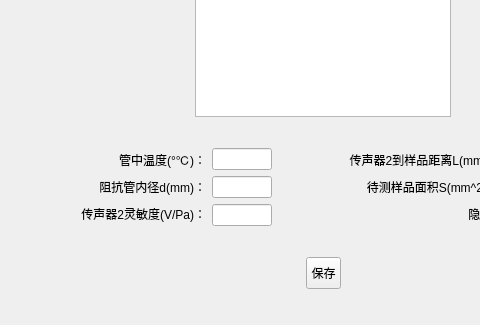
This is resources/ui/imp_tube_params_setting.ui in szdongyuan/TwoMicImpedanceTube as Qt 5 draws it before an edit; both pictures show x 0 to 480 and y 111 to 436 of the 646 by 436 pixel window. The edited form follows.
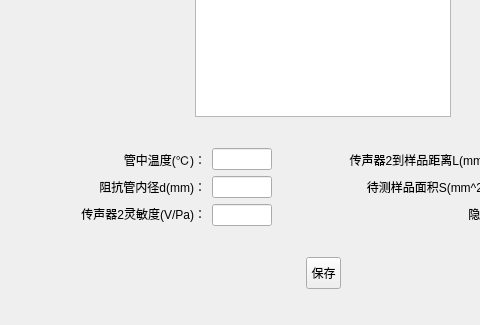
This is the edited form.

What changed in the file:
```diff
--- a/resources/ui/imp_tube_params_setting.ui
+++ b/resources/ui/imp_tube_params_setting.ui
@@ -86,7 +86,7 @@
           <enum>Qt::LeftToRight</enum>
          </property>
          <property name="text">
-          <string>管中温度(°℃)：</string>
+          <string>管中温度(℃)：</string>
          </property>
          <property name="alignment">
           <set>Qt::AlignRight|Qt::AlignTrailing|Qt::AlignVCenter</set>
```
